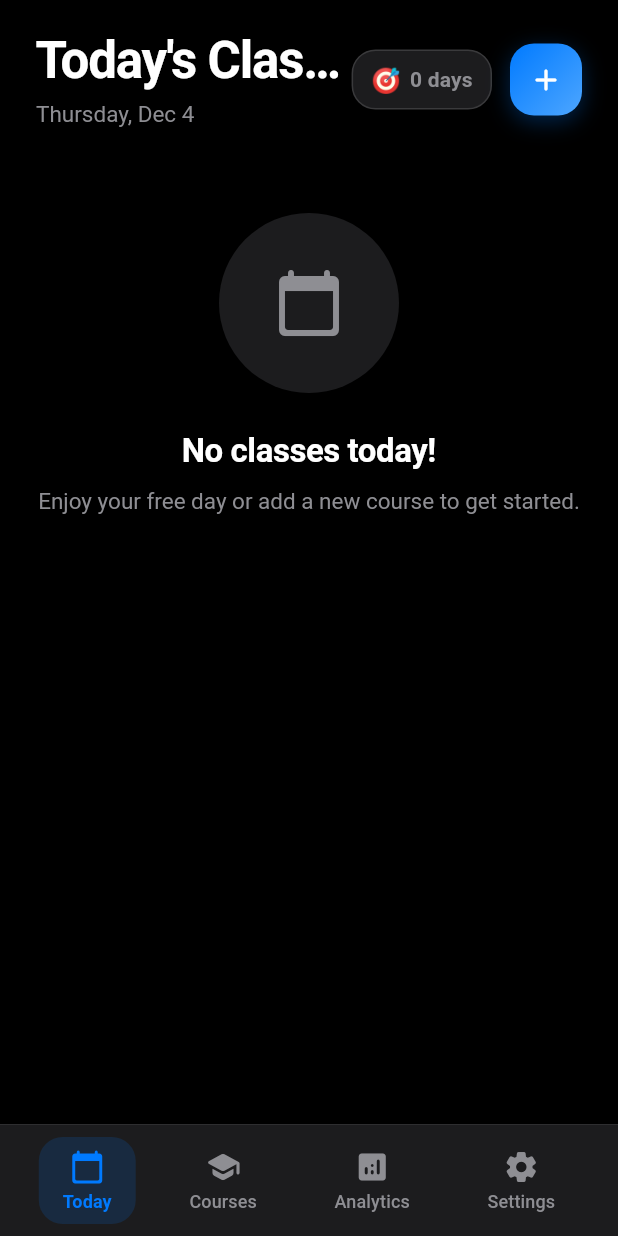
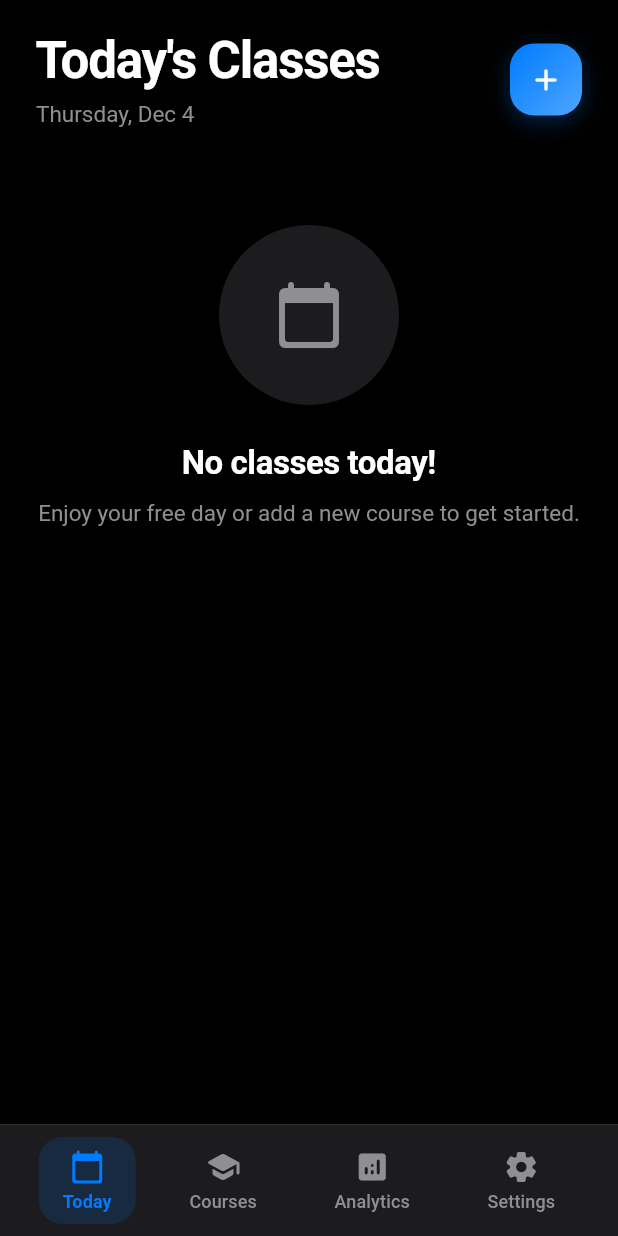
Before and after one commit to pranav-codee/attendance2, a Flutter app: the screen it shows after launch, on a phone screen of 412 x 824 dp. Run offline on Flutter 3.47's test engine with Material 3 defaults, Android fonts, the phone set to English and light mode, and no system bars; our stand-ins replace csv, fl_chart, flutter_local_notifications, flutter_timezone, share_plus, shared_preferences and 1 more.

Commit message:
Clean up streak UI and support different times per day for classes

```diff
--- a/lib/screens/my_courses_screen.dart
+++ b/lib/screens/my_courses_screen.dart
@@ -555,7 +555,6 @@ class MyCoursesScreen extends StatelessWidget {
                       ),
                       const SizedBox(height: 12),
                       ...course.weeklyClasses.map((weeklyClass) {
-                        final days = weeklyClass.selectedDays.map((day) {
                         const dayNames = [
                           'Mon',
                           'Tue',
@@ -565,8 +564,7 @@ class MyCoursesScreen extends StatelessWidget {
                           'Sat',
                           'Sun'
                         ];
-                          return dayNames[day];
-                        }).join(', ');
+                        final day = dayNames[weeklyClass.dayOfWeek];
 
                         return Padding(
                           padding: const EdgeInsets.only(bottom: 8),
@@ -581,7 +579,7 @@ class MyCoursesScreen extends StatelessWidget {
                                   borderRadius: BorderRadius.circular(6),
                                 ),
                                 child: Text(
-                                  days,
+                                  day,
                                   style: Theme.of(context)
                                       .textTheme
                                       .labelSmall
--- a/lib/screens/todays_classes_screen.dart
+++ b/lib/screens/todays_classes_screen.dart
@@ -5,7 +5,6 @@ import '../providers/course_provider.dart';
 import '../models/class_instance.dart';
 import '../models/course.dart';
 import '../utils/app_theme.dart';
-import '../widgets/streak_widget.dart';
 
 class TodaysClassesScreen extends StatelessWidget {
   const TodaysClassesScreen({super.key});
@@ -48,23 +47,85 @@ class TodaysClassesScreen extends StatelessWidget {
                             ],
                           ),
                         ),
-                        Row(
-                          children: [
-                            Consumer<CourseProvider>(
-                              builder: (context, courseProvider, child) {
-                                return StreakWidget(
-                                  streakDays: courseProvider.currentStreak,
-                                  compact: true,
-                                );
-                              },
-                            ),
-                            const SizedBox(width: 12),
-                            _buildAddButton(context),
-                          ],
-                        ),
+                        _buildAddButton(context),
                       ],
                     ),
-                    const SizedBox(height: 32),
+                    const SizedBox(height: 16),
+                    Consumer<CourseProvider>(
+                      builder: (context, courseProvider, child) {
+                        if (courseProvider.currentStreak == 0) {
+                          return const SizedBox.shrink();
+                        }
+                        return Container(
+                          width: double.infinity,
+                          padding: const EdgeInsets.symmetric(
+                              horizontal: 16, vertical: 12),
+                          decoration: BoxDecoration(
+                            gradient: LinearGradient(
+                              colors: [
+                                AppTheme.orangeColor.withOpacity(0.15),
+                                AppTheme.yellowColor.withOpacity(0.1),
+                              ],
+                              begin: Alignment.centerLeft,
+                              end: Alignment.centerRight,
+                            ),
+                            borderRadius: BorderRadius.circular(12),
+                            border: Border.all(
+                              color: AppTheme.orangeColor.withOpacity(0.2),
+                            ),
+                          ),
+                          child: Row(
+                            children: [
+                              Text(
+                                courseProvider.currentStreak >= 30
+                                    ? '🔥'
+                                    : courseProvider.currentStreak >= 14
+                                        ? '⭐'
+                                        : courseProvider.currentStreak >= 7
+                                            ? '✨'
+                                            : '🎯',
+                                style: const TextStyle(fontSize: 20),
+                              ),
+                              const SizedBox(width: 12),
+                              Expanded(
+                                child: Column(
+                                  crossAxisAlignment: CrossAxisAlignment.start,
+                                  children: [
+                                    Text(
+                                      '${courseProvider.currentStreak} day streak!',
+                                      style: Theme.of(context)
+                                          .textTheme
+                                          .titleSmall
+                                          ?.copyWith(
+                                            color: AppTheme.orangeColor,
+                                            fontWeight: FontWeight.w600,
+                                          ),
+                                    ),
+                                    Text(
+                                      courseProvider.currentStreak >= 30
+                                          ? 'Amazing progress!'
+                                          : courseProvider.currentStreak >= 14
+                                              ? 'Keep the momentum!'
+                                              : courseProvider.currentStreak >=
+                                                      7
+                                                  ? 'Great consistency!'
+                                                  : 'Keep it up!',
+                                      style: Theme.of(context)
+                                          .textTheme
+                                          .bodySmall
+                                          ?.copyWith(
+                                            color: AppTheme.textSecondaryColor,
+                                          ),
+                                    ),
+                                  ],
+                                ),
+                              ),
+                            ],
+                          ),
+                        );
+                      },
+                    ),
+                    const SizedBox(height: 24),
                   ],
                 ),
               ),
```
Also changed, not shown: lib/models/course.dart (+56 -7 lines), lib/providers/course_provider.dart (+19 -17 lines), lib/screens/add_course_screen.dart (+8 -10 lines). Lines whose indentation alone changed are shown as unchanged.
